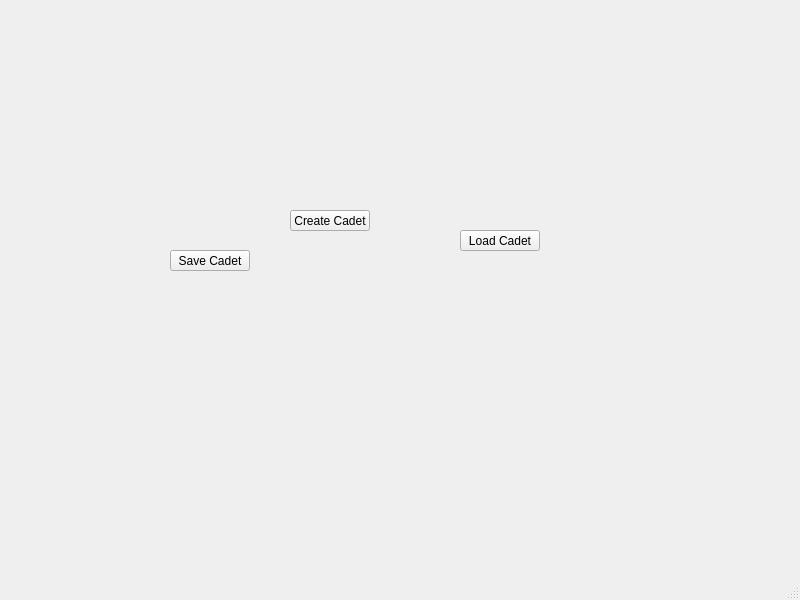
First picture: the form in mainwindow.ui, repository Stephen-Hamilton-C/MVCS-Office-Manager, before the edit.
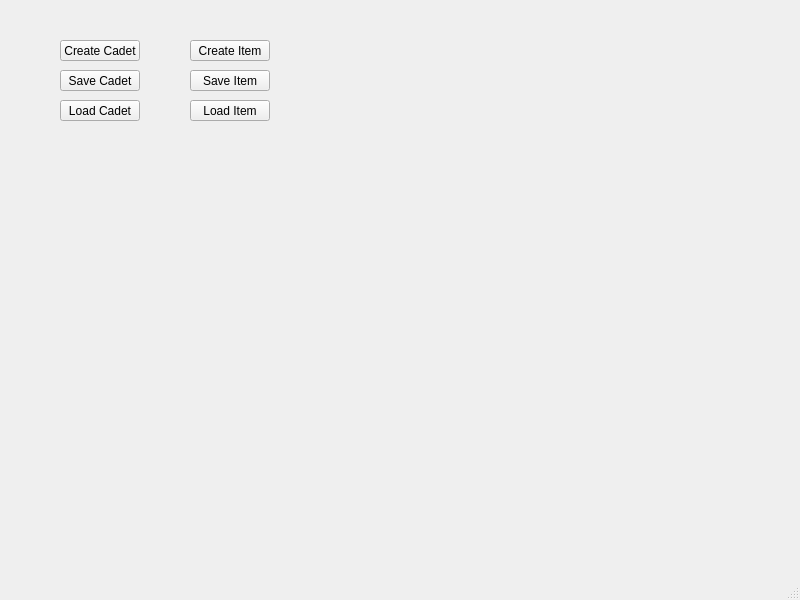
Second picture: the form after the edit.

```diff
--- a/mainwindow.ui
+++ b/mainwindow.ui
@@ -17,8 +17,8 @@
    <widget class="QPushButton" name="createCadet">
     <property name="geometry">
      <rect>
-      <x>290</x>
-      <y>210</y>
+      <x>60</x>
+      <y>40</y>
       <width>80</width>
       <height>21</height>
      </rect>
@@ -30,8 +30,8 @@
    <widget class="QPushButton" name="loadCadet">
     <property name="geometry">
      <rect>
-      <x>460</x>
-      <y>230</y>
+      <x>60</x>
+      <y>100</y>
       <width>80</width>
       <height>21</height>
      </rect>
@@ -43,8 +43,8 @@
    <widget class="QPushButton" name="saveCadet">
     <property name="geometry">
      <rect>
-      <x>170</x>
-      <y>250</y>
+      <x>60</x>
+      <y>70</y>
       <width>80</width>
       <height>21</height>
      </rect>
@@ -53,6 +53,45 @@
      <string>Save Cadet</string>
     </property>
    </widget>
+   <widget class="QPushButton" name="createItem">
+    <property name="geometry">
+     <rect>
+      <x>190</x>
+      <y>40</y>
+      <width>80</width>
+      <height>21</height>
+     </rect>
+    </property>
+    <property name="text">
+     <string>Create Item</string>
+    </property>
+   </widget>
+   <widget class="QPushButton" name="saveItem">
+    <property name="geometry">
+     <rect>
+      <x>190</x>
+      <y>70</y>
+      <width>80</width>
+      <height>21</height>
+     </rect>
+    </property>
+    <property name="text">
+     <string>Save Item</string>
+    </property>
+   </widget>
+   <widget class="QPushButton" name="loadItem">
+    <property name="geometry">
+     <rect>
+      <x>190</x>
+      <y>100</y>
+      <width>80</width>
+      <height>21</height>
+     </rect>
+    </property>
+    <property name="text">
+     <string>Load Item</string>
+    </property>
+   </widget>
   </widget>
   <widget class="QMenuBar" name="menubar">
    <property name="geometry">
```
